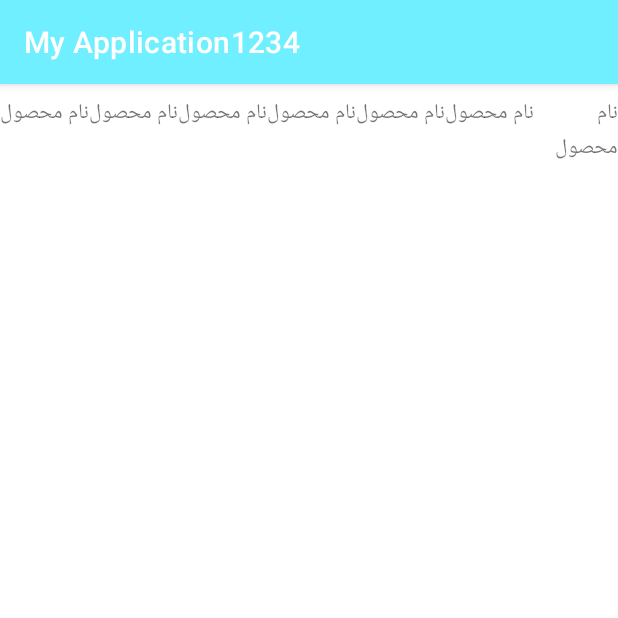
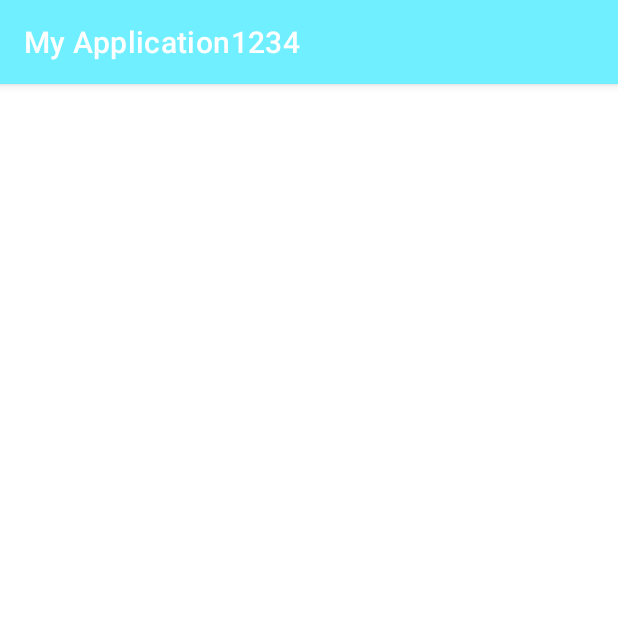
Before and after one commit to moeeenn/accountantApp, an Android app: the products_list_activity screen opened directly, with no data from a screen before it, on a phone screen of 412 x 824 dp, the top half of it. Run offline under Robolectric (Android 15) with nearby library versions, the phone set to English and light mode, and no system bars.

Commit message:
recycler ok

```diff
--- a/app/src/main/java/com/example/myapplication1234/Adapters/Product_list_adapter.java
+++ b/app/src/main/java/com/example/myapplication1234/Adapters/Product_list_adapter.java
@@ -1,4 +1,72 @@
 package com.example.myapplication1234.Adapters;
 
-public class Product_list_adapter {
+import android.content.Context;
+import android.content.Intent;
+import android.view.LayoutInflater;
+import android.view.View;
+import android.view.ViewGroup;
+import android.widget.LinearLayout;
+import android.widget.TextView;
+
+import androidx.annotation.NonNull;
+import androidx.recyclerview.widget.RecyclerView;
+
+import com.example.myapplication1234.MainActivity;
+import com.example.myapplication1234.Model.get_products;
+import com.example.myapplication1234.R;
+
+import java.util.ArrayList;
+
+public class Product_list_adapter extends RecyclerView.Adapter<Product_list_adapter.MyViewHolder> {
+
+    Context context;
+    ArrayList<get_products> arrayGetProducts;
+
+    public Product_list_adapter(Context context, ArrayList<get_products> arrayGetProducts) {
+        this.context = context;
+        this.arrayGetProducts = arrayGetProducts;
+    }
+
+    @NonNull
+    @Override
+    public Product_list_adapter.MyViewHolder onCreateViewHolder(@NonNull ViewGroup parent, int viewType) {
+        View view = LayoutInflater.from(context).inflate(R.layout.recycler_layout, parent, false);
+        return new MyViewHolder(view);
+    }
+
+    @Override
+    public void onBindViewHolder(@NonNull Product_list_adapter.MyViewHolder holder, int position) {
+        holder.product_name.setText(arrayGetProducts.get(position).getC_name());
+        holder.product_c_id.setText(arrayGetProducts.get(position).getC_id() + "");
+        holder.product_price.setText(arrayGetProducts.get(position).getP_price() + "");
+        holder.product_num.setText(arrayGetProducts.get(position).getP_num() + "");
+
+        holder.linear.setOnClickListener(new View.OnClickListener() {
+            @Override
+            public void onClick(View view) {
+                Intent intent = new Intent(context, MainActivity.class);
+                intent.setFlags(Intent.FLAG_ACTIVITY_NEW_TASK);
+                context.startActivity(intent);
+            }
+        });
+    }
+
+    @Override
+    public int getItemCount() {
+        return arrayGetProducts.size();
+    }
+
+    public class MyViewHolder extends RecyclerView.ViewHolder {
+        TextView product_name, product_c_id, product_price, product_num;
+        LinearLayout linear;
+
+        public MyViewHolder(@NonNull View itemView) {
+            super(itemView);
+            product_name = itemView.findViewById(R.id.product_name);
+            product_c_id = itemView.findViewById(R.id.product_c_id);
+            product_price = itemView.findViewById(R.id.product_price);
+            product_num = itemView.findViewById(R.id.product_num);
+            linear = itemView.findViewById(R.id.linear);
+        }
+    }
 }
--- a/app/src/main/java/com/example/myapplication1234/products_list_activity.java
+++ b/app/src/main/java/com/example/myapplication1234/products_list_activity.java
@@ -1,13 +1,36 @@
 package com.example.myapplication1234;
 
 import androidx.appcompat.app.AppCompatActivity;
+import androidx.recyclerview.widget.LinearLayoutManager;
+import androidx.recyclerview.widget.RecyclerView;
+
 import android.os.Bundle;
 
+import com.example.myapplication1234.Adapters.Product_list_adapter;
+import com.example.myapplication1234.Model.get_products;
+
+import java.util.ArrayList;
+
 public class products_list_activity extends AppCompatActivity {
+
+    ArrayList<get_products> arrayGetProducts=new ArrayList<>();
+    Product_list_adapter adapter;
+    RecyclerView recyclerView;
 
     @Override
     protected void onCreate(Bundle savedInstanceState) {
         super.onCreate(savedInstanceState);
         setContentView(R.layout.activity_products_list);
+
+
+        recyclerView=findViewById(R.id.recyclerView);
+
+        // retrofit
+
+
+        adapter=new Product_list_adapter(products_list_activity.this,arrayGetProducts);
+        recyclerView.setLayoutManager(new LinearLayoutManager(products_list_activity.this,RecyclerView.VERTICAL,false));
+        recyclerView.setAdapter(adapter);
+        recyclerView.setHasFixedSize(true);
     }
 }
--- a/app/src/main/res/layout/activity_products_list.xml
+++ b/app/src/main/res/layout/activity_products_list.xml
@@ -8,60 +8,10 @@
     android:orientation="vertical"
     tools:context=".products_list_activity">
 
-  <LinearLayout
+  <androidx.recyclerview.widget.RecyclerView
       android:layout_width="match_parent"
-      android:layout_height="wrap_content"
-      android:orientation="horizontal"
-      android:layout_marginTop="7dp"
-      android:backgroundTint="@color/color2"
-      android:gravity="right"
-    >
-    <TextView
-        android:layout_width="wrap_content"
-        android:layout_height="wrap_content"
-        android:text="@string/input_product_name"
-        />
-    <TextView
-        android:layout_width="wrap_content"
-        android:id="@+id/product_name"
-        android:layout_height="wrap_content"
-        android:text="@string/input_product_name"
-        />
-    <TextView
-        android:layout_width="wrap_content"
-        android:layout_height="wrap_content"
-        android:text="@string/input_product_name"
-        />
-    <TextView
-        android:layout_width="wrap_content"
-        android:id="@+id/product_c_id"
-        android:layout_height="wrap_content"
-        android:text="@string/input_product_name"
-        />
-    <TextView
-        android:layout_width="wrap_content"
-        android:layout_height="wrap_content"
-        android:text="@string/input_product_name"
-        />
-    <TextView
-        android:layout_width="wrap_content"
-        android:id="@+id/product_price"
-        android:layout_height="wrap_content"
-        android:text="@string/input_product_name"
-        />
-    <TextView
-        android:layout_width="wrap_content"
-        android:layout_height="wrap_content"
-        android:text="@string/input_product_name"
-        />
-    <TextView
-        android:layout_width="wrap_content"
-        android:id="@+id/product_num"
-        android:layout_height="wrap_content"
-        android:text="@string/input_product_name"
-        />
-
+      android:layout_height="match_parent"
+    android:id="@+id/recyclerView"
+    />
 
   </LinearLayout>
-
-  </LinearLayout>
--- a/app/src/main/res/layout/recycler_layout.xml
+++ b/app/src/main/res/layout/recycler_layout.xml
@@ -4,9 +4,11 @@
     xmlns:tools="http://schemas.android.com/tools"
     xmlns:app="http://schemas.android.com/apk/res-auto"
     android:layout_width="match_parent"
-    android:layout_height="match_parent"
+    android:layout_height="wrap_content"
     android:orientation="vertical"
-    tools:context=".products_list_activity">
+    tools:context=".products_list_activity"
+    android:id="@+id/linear"
+    >
 
     <LinearLayout
         android:layout_width="match_parent"
```
